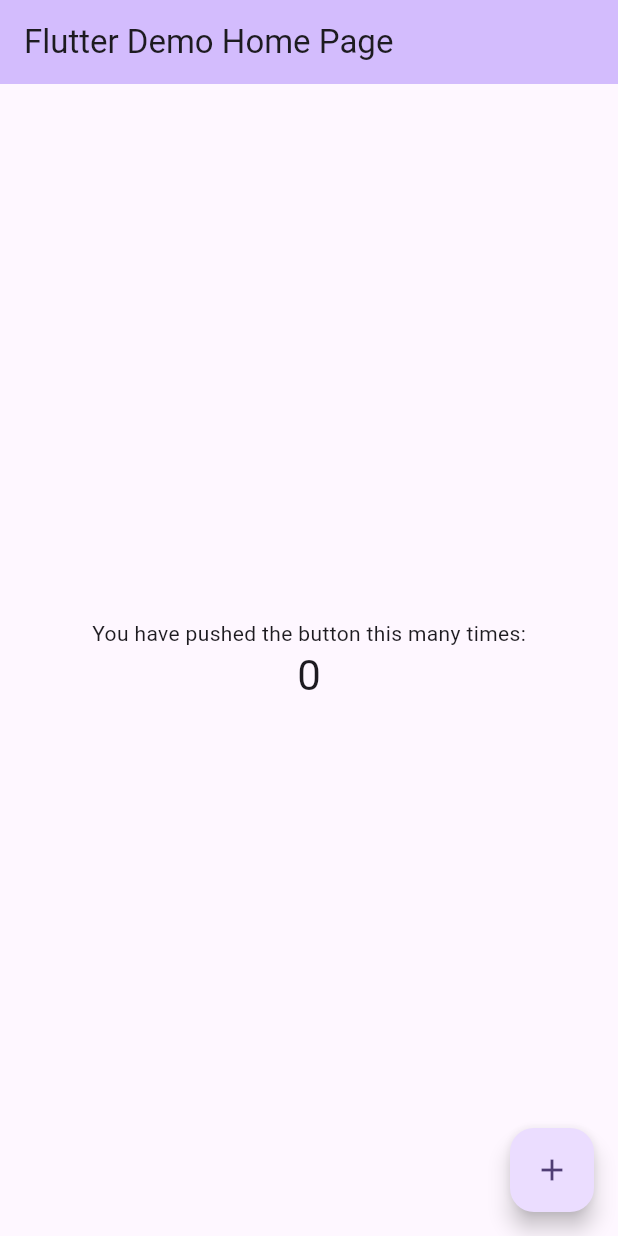
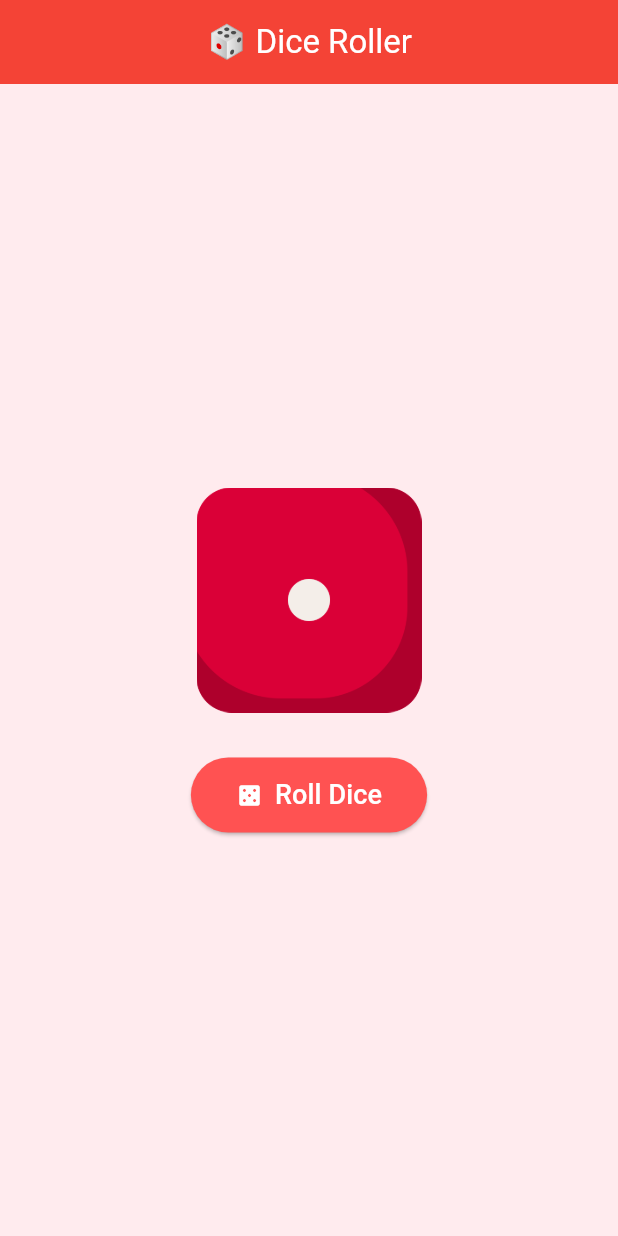
Before and after one commit to Moussi0amine/flutter_projects, a Flutter app: the screen it shows after launch, on a phone screen of 412 x 824 dp. Run offline on Flutter 3.47's test engine with Material 3 defaults, Android fonts, the light colour scheme and no system bars.

Commit message:
make dice roller app

```diff
--- a/dice_roller_game/lib/main.dart
+++ b/dice_roller_game/lib/main.dart
@@ -1,122 +1,91 @@
+// 🎲 Dice Roller App
+// ------------------------------------------------------
+// Goal: Tap a button → show a random dice face (1–6)
+// Concepts: Asset images, Random numbers, setState()
+// ------------------------------------------------------
+
 import 'package:flutter/material.dart';
+import 'dart:math'; // Import Random for dice rolling
 
-void main() {
-  runApp(const MyApp());
-}
+void main() => runApp(const DiceApp());
 
-class MyApp extends StatelessWidget {
-  const MyApp({super.key});
+class DiceApp extends StatelessWidget {
+  const DiceApp({super.key});
 
-  // This widget is the root of your application.
   @override
   Widget build(BuildContext context) {
     return MaterialApp(
-      title: 'Flutter Demo',
+      title: 'Dice Roller',
+      debugShowCheckedModeBanner: false,
       theme: ThemeData(
-        // This is the theme of your application.
-        //
-        // TRY THIS: Try running your application with "flutter run". You'll see
-        // the application has a purple toolbar. Then, without quitting the app,
-        // try changing the seedColor in the colorScheme below to Colors.green
-        // and then invoke "hot reload" (save your changes or press the "hot
-        // reload" button in a Flutter-supported IDE, or press "r" if you used
-        // the command line to start the app).
-        //
-        // Notice that the counter didn't reset back to zero; the application
-        // state is not lost during the reload. To reset the state, use hot
-        // restart instead.
-        //
-        // This works for code too, not just values: Most code changes can be
-        // tested with just a hot reload.
-        colorScheme: ColorScheme.fromSeed(seedColor: Colors.deepPurple),
+        useMaterial3: true,
+        colorSchemeSeed: Colors.red,
       ),
-      home: const MyHomePage(title: 'Flutter Demo Home Page'),
+      home: const DicePage(),
     );
   }
 }
 
-class MyHomePage extends StatefulWidget {
-  const MyHomePage({super.key, required this.title});
-
-  // This widget is the home page of your application. It is stateful, meaning
-  // that it has a State object (defined below) that contains fields that affect
-  // how it looks.
-
-  // This class is the configuration for the state. It holds the values (in this
-  // case the title) provided by the parent (in this case the App widget) and
-  // used by the build method of the State. Fields in a Widget subclass are
-  // always marked "final".
-
-  final String title;
+class DicePage extends StatefulWidget {
+  const DicePage({super.key});
 
   @override
-  State<MyHomePage> createState() => _MyHomePageState();
+  State<DicePage> createState() => _DicePageState();
 }
 
-class _MyHomePageState extends State<MyHomePage> {
-  int _counter = 0;
+class _DicePageState extends State<DicePage> {
+  // Start showing dice number 1 by default
+  int _diceNumber = 1;
 
-  void _incrementCounter() {
+  // Function that generates a random number between 1 and 6
+  void _rollDice() {
     setState(() {
-      // This call to setState tells the Flutter framework that something has
-      // changed in this State, which causes it to rerun the build method below
-      // so that the display can reflect the updated values. If we changed
-      // _counter without calling setState(), then the build method would not be
-      // called again, and so nothing would appear to happen.
-      _counter++;
+      _diceNumber = Random().nextInt(6) + 1; // Random returns 0–5 → +1 gives 1–6
     });
   }
 
   @override
   Widget build(BuildContext context) {
-    // This method is rerun every time setState is called, for instance as done
-    // by the _incrementCounter method above.
-    //
-    // The Flutter framework has been optimized to make rerunning build methods
-    // fast, so that you can just rebuild anything that needs updating rather
-    // than having to individually change instances of widgets.
     return Scaffold(
+      backgroundColor: Colors.red.shade50,
       appBar: AppBar(
-        // TRY THIS: Try changing the color here to a specific color (to
-        // Colors.amber, perhaps?) and trigger a hot reload to see the AppBar
-        // change color while the other colors stay the same.
-        backgroundColor: Theme.of(context).colorScheme.inversePrimary,
-        // Here we take the value from the MyHomePage object that was created by
-        // the App.build method, and use it to set our appbar title.
-        title: Text(widget.title),
+        backgroundColor: Colors.red,
+        title: const Text(
+          '🎲 Dice Roller',
+          style: TextStyle(color: Colors.white),
+        ),
+        centerTitle: true,
       ),
       body: Center(
-        // Center is a layout widget. It takes a single child and positions it
-        // in the middle of the parent.
         child: Column(
-          // Column is also a layout widget. It takes a list of children and
-          // arranges them vertically. By default, it sizes itself to fit its
-          // children horizontally, and tries to be as tall as its parent.
-          //
-          // Column has various properties to control how it sizes itself and
-          // how it positions its children. Here we use mainAxisAlignment to
-          // center the children vertically; the main axis here is the vertical
-          // axis because Columns are vertical (the cross axis would be
-          // horizontal).
-          //
-          // TRY THIS: Invoke "debug painting" (choose the "Toggle Debug Paint"
-          // action in the IDE, or press "p" in the console), to see the
-          // wireframe for each widget.
-          mainAxisAlignment: MainAxisAlignment.center,
-          children: <Widget>[
-            const Text('You have pushed the button this many times:'),
-            Text(
-              '$_counter',
-              style: Theme.of(context).textTheme.headlineMedium,
+          mainAxisAlignment: MainAxisAlignment.center, // Center vertically
+          children: [
+            // Display dice image
+            Image.asset(
+              'assets/dice$_diceNumber.png', // Dynamically show dice1 → dice6
+              width: 150,
+            ),
+
+            const SizedBox(height: 30),
+
+            // Roll Button
+            ElevatedButton.icon(
+              onPressed: _rollDice,
+              icon: const Icon(Icons.casino),
+              label: const Text(
+                'Roll Dice',
+                style: TextStyle(fontSize: 18),
+              ),
+              style: ElevatedButton.styleFrom(
+                backgroundColor: Colors.redAccent,
+                foregroundColor: Colors.white,
+                padding:
+                    const EdgeInsets.symmetric(horizontal: 30, vertical: 12),
+              ),
             ),
           ],
         ),
       ),
-      floatingActionButton: FloatingActionButton(
-        onPressed: _incrementCounter,
-        tooltip: 'Increment',
-        child: const Icon(Icons.add),
-      ), // This trailing comma makes auto-formatting nicer for build methods.
     );
   }
 }
```
Also changed, not shown: 1 other file.
